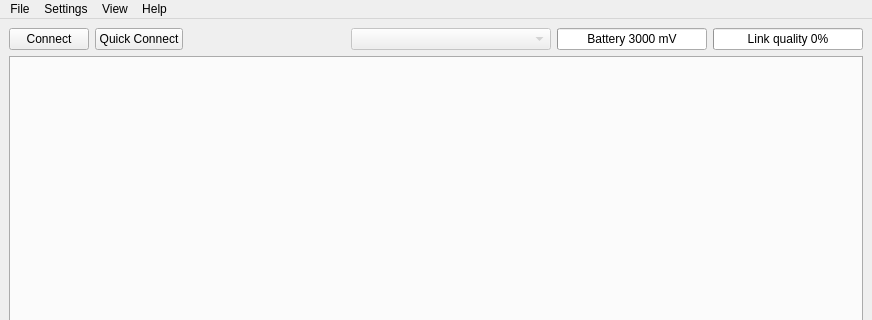
Before: the Qt Designer form lib/cfclient/ui/main.ui in bitcraze/crazyflie-clients-python, drawn with Qt 5; both pictures show x 0 to 872 and y 0 to 320 of the 872 by 750 pixel window.
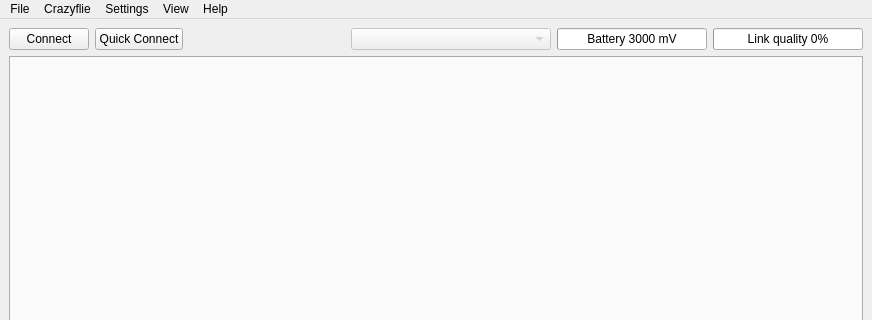
After: the same form once the commit is applied.

Commit message: Switched bootloader to dialog instead of tab

Diff of the .ui file:
```diff
--- a/lib/cfclient/ui/main.ui
+++ b/lib/cfclient/ui/main.ui
@@ -189,7 +189,16 @@
     <addaction name="logConfigAction"/>
     <addaction name="actionOptions"/>
    </widget>
+   <widget class="QMenu" name="menuCrazyflie">
+    <property name="title">
+     <string>Crazyflie</string>
+    </property>
+    <addaction name="menuItemConnect"/>
+    <addaction name="menuItemQuickConnect"/>
+    <addaction name="menuItemBootloader"/>
+   </widget>
    <addaction name="menuFile"/>
+   <addaction name="menuCrazyflie"/>
    <addaction name="menuSettings"/>
    <addaction name="menuView"/>
    <addaction name="menuHelp"/>
```
Left out of the diff: 11 changed lines with no effect on the pictures. The commit also changes 3 other files.
